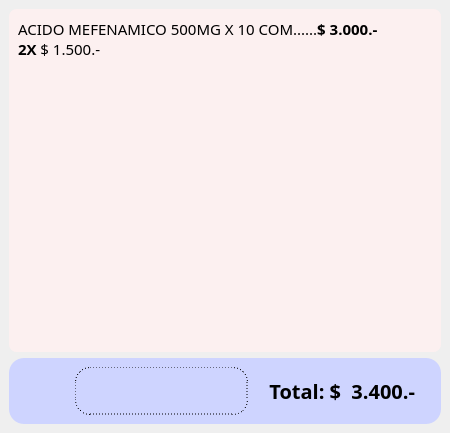
The window that PyQt/ventana_principal_ventas.ui (alfredolavin/MarinaPOS) describes before a commit, drawn with Qt 5.
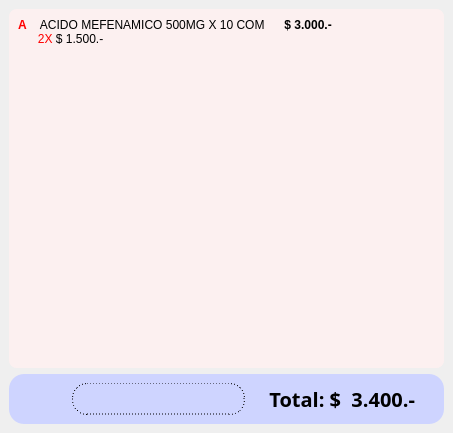
The same window after the commit.

What changed in the file:
```diff
--- a/PyQt/ventana_principal_ventas.ui
+++ b/PyQt/ventana_principal_ventas.ui
@@ -6,7 +6,7 @@
    <rect>
     <x>0</x>
     <y>0</y>
-    <width>450</width>
+    <width>453</width>
     <height>433</height>
    </rect>
   </property>
@@ -47,8 +47,8 @@
         <rect>
          <x>0</x>
          <y>0</y>
-         <width>438</width>
-         <height>362</height>
+         <width>441</width>
+         <height>375</height>
         </rect>
        </property>
        <layout class="QVBoxLayout" name="verticalLayout_2">
@@ -60,19 +60,11 @@
             <verstretch>0</verstretch>
            </sizepolicy>
           </property>
-          <property name="font">
-           <font>
-            <family>Roboto Mono Light for Powerline</family>
-            <pointsize>11</pointsize>
-            <weight>50</weight>
-            <bold>false</bold>
-           </font>
-          </property>
           <property name="toolTip">
            <string notr="true"/>
           </property>
           <property name="text">
-           <string>&lt;html&gt;&lt;head/&gt;&lt;body&gt;&lt;p&gt;ACIDO MEFENAMICO 500MG X 10 COM......&lt;span style=&quot; font-weight:600;&quot;&gt;$ 3.000.-&lt;/span&gt;&lt;br/&gt;&lt;span style=&quot; font-weight:600;&quot;&gt;2X &lt;/span&gt;$ 1.500.-&lt;/p&gt;&lt;/body&gt;&lt;/html&gt;</string>
+           <string>&lt;p style=&quot;font:\'Roboto Mono Light for Powerline\'; font-size:11pt; font-weight:200;&quot;&gt;&lt;span style=&quot; font-weight:792;&quot;&gt;&lt;span style=&quot;font-weight:792; color:#ff0000;border-left: 3px;&quot;&gt;A&lt;/span&gt;&lt;/span&gt;&amp;nbsp;&amp;nbsp;&amp;nbsp;&amp;nbsp;ACIDO MEFENAMICO 500MG X 10 COM&amp;nbsp;&amp;nbsp;&amp;nbsp;&amp;nbsp;&amp;nbsp;&amp;nbsp;&lt;span style=&quot; font-weight:600;&quot;&gt;$ 3.000.-&lt;/span&gt;&lt;br /&gt;&amp;nbsp;&amp;nbsp;&amp;nbsp;&amp;nbsp;&amp;nbsp;&amp;nbsp;&lt;span style=&quot; font-weight:200;color:#ff0000;&quot;&gt;2X &lt;/span&gt;$ 1.500.-&lt;br /&gt;&lt;/p&gt;</string>
           </property>
          </widget>
         </item>
@@ -120,7 +112,7 @@
          <property name="font">
           <font>
            <family>Roboto Mono for Powerline</family>
-           <pointsize>26</pointsize>
+           <pointsize>15</pointsize>
            <weight>75</weight>
            <bold>true</bold>
           </font>
@@ -149,8 +141,8 @@
          </property>
          <property name="font">
           <font>
-           <family>Roboto Mono Thin for Powerline</family>
-           <pointsize>16</pointsize>
+           <family>Roboto Mono for Powerline</family>
+           <pointsize>15</pointsize>
            <weight>50</weight>
            <italic>false</italic>
            <bold>false</bold>
```
